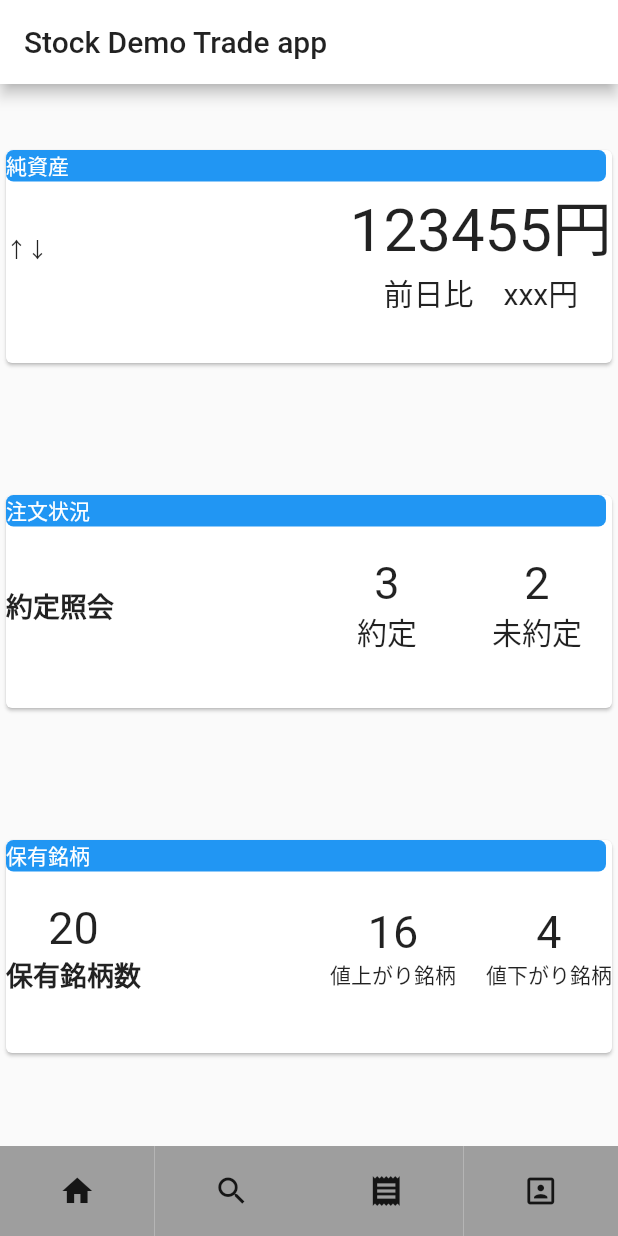
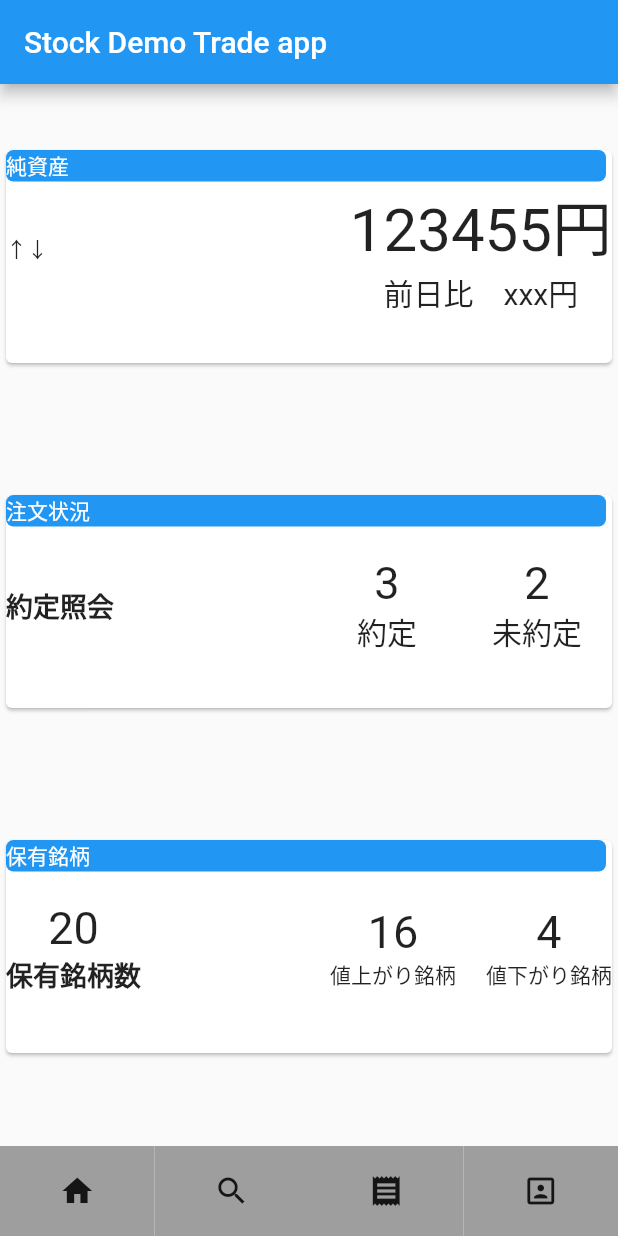
Before and after one commit to mm-masahiro/flutter-test, a Flutter app: the screen it shows after launch, on a phone screen of 412 x 824 dp. Run offline on Flutter 3.47's test engine with Material 2 defaults, Android fonts, the phone set to English and light mode, and no system bars.

Commit message:
change appBar color

```diff
--- a/lib/FirstPageComponent/menu.dart
+++ b/lib/FirstPageComponent/menu.dart
@@ -3,13 +3,9 @@ import 'package:flutter/material.dart';
 class Menu extends StatelessWidget {
 
   final Icon icon;
-  final Color color;
-  final double height;
 
   Menu({
     this.icon,
-    this.color,
-    this.height
   });
 
   @override
@@ -18,7 +14,7 @@ class Menu extends StatelessWidget {
       height: 60,
       width: MediaQuery.of(context).size.width/4,
       decoration: BoxDecoration(
-        color: color
+        color: Colors.grey
       ),
       child: icon,
     );
--- a/lib/firstpage.dart
+++ b/lib/firstpage.dart
@@ -10,7 +10,13 @@ class FirstPage extends StatelessWidget {
   Widget build(BuildContext context) {
     return Scaffold(
         appBar: AppBar(
-          title: Text('Stock Demo Trade app'),
+          title: Text(
+            'Stock Demo Trade app',
+            style: TextStyle(
+              color: Colors.white
+            ),
+          ),
+          backgroundColor: Colors.blue,
         ),
         body: ListView(
             children: [
@@ -23,23 +29,15 @@ class FirstPage extends StatelessWidget {
           children: [
             Menu(
               icon: Icon(Icons.home),
-              color: Colors.grey,
-              height: 60
             ),
             Menu(
               icon: Icon(Icons.search),
-              color: Colors.grey,
-              height: 60
             ),
             Menu(
               icon: Icon(Icons.receipt),
-              color: Colors.grey,
-              height: 60
             ),
             Menu(
               icon: Icon(Icons.portrait),
-              color: Colors.grey,
-              height: 60
             ),
           ]
         ),
```
